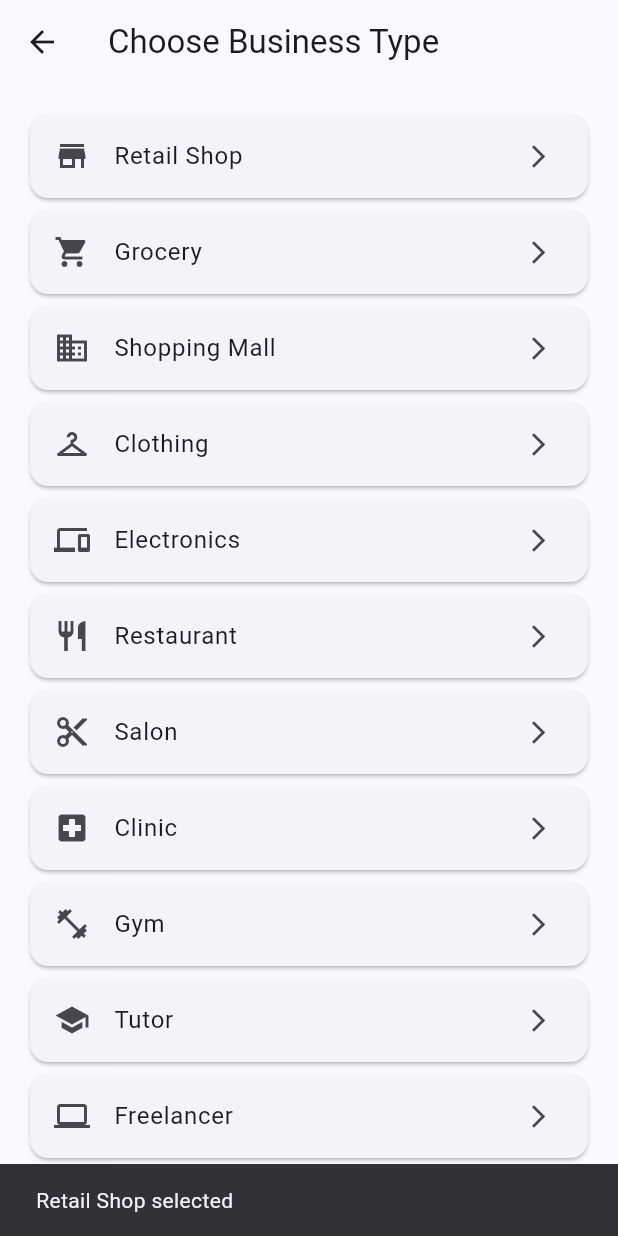
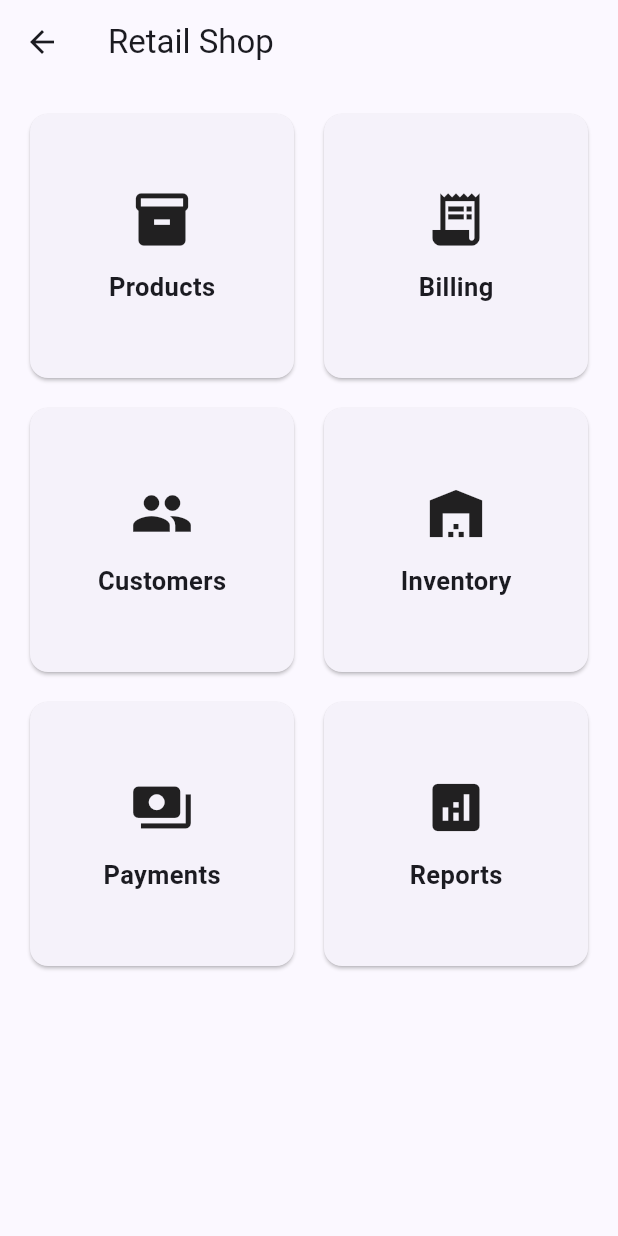
Before and after one commit to studen-coder/businesspilot, a Flutter app: the BusinessTypeScreen screen opened directly, after a tap on "Retail Shop", on a phone screen of 412 x 824 dp. Run offline on Flutter 3.47's test engine with Material 3 defaults, Android fonts, the phone set to English and light mode, and no system bars.

Commit message:
Update BusinessPilot app screens

```diff
--- a/lib/main.dart
+++ b/lib/main.dart
@@ -54,12 +54,13 @@ class WelcomeScreen extends StatelessWidget {
                 style: TextStyle(fontSize: 17),
               ),
               const SizedBox(height: 45),
+
               FilledButton(
                 onPressed: () {
                   Navigator.push(
                     context,
                     MaterialPageRoute(
-                      builder: (context) => const BusinessTypeScreen(),
+                      builder: (_) => const BusinessTypeScreen(),
                     ),
                   );
                 },
@@ -71,9 +72,18 @@ class WelcomeScreen extends StatelessWidget {
                   ),
                 ),
               ),
+
               const SizedBox(height: 14),
+
               OutlinedButton(
-                onPressed: () {},
+                onPressed: () {
+                  Navigator.push(
+                    context,
+                    MaterialPageRoute(
+                      builder: (_) => const LoginScreen(),
+                    ),
+                  );
+                },
                 child: const Padding(
                   padding: EdgeInsets.all(15),
                   child: Text(
@@ -107,6 +117,7 @@ class BusinessTypeScreen extends StatelessWidget {
       ('Gym', Icons.fitness_center),
       ('Tutor', Icons.school),
       ('Freelancer', Icons.laptop),
+      ('Service Business', Icons.handyman),
       ('Other Business', Icons.business_center),
     ];
 
@@ -121,17 +132,25 @@ class BusinessTypeScreen extends StatelessWidget {
           final business = businesses[index];
 
           return Card(
+            margin: const EdgeInsets.only(bottom: 10),
             child: ListTile(
-              leading: Icon(business.$2),
-              title: Text(business.$1),
-              trailing: const Icon(
-                Icons.arrow_forward_ios,
-                size: 18,
+              leading: CircleAvatar(
+                child: Icon(business.$2),
               ),
+              title: Text(
+                business.$1,
+                style: const TextStyle(
+                  fontWeight: FontWeight.w600,
+                ),
+              ),
+              trailing: const Icon(Icons.arrow_forward_ios),
               onTap: () {
-                ScaffoldMessenger.of(context).showSnackBar(
-                  SnackBar(
-                    content: Text('${business.$1} selected'),
+                Navigator.push(
+                  context,
+                  MaterialPageRoute(
+                    builder: (_) => BusinessDashboard(
+                      businessType: business.$1,
+                    ),
                   ),
                 );
               },
@@ -142,3 +161,168 @@ class BusinessTypeScreen extends StatelessWidget {
     );
   }
 }
+
+class LoginScreen extends StatelessWidget {
+  const LoginScreen({super.key});
+
+  @override
+  Widget build(BuildContext context) {
+    return Scaffold(
+      appBar: AppBar(
+        title: const Text('Login'),
+      ),
+      body: Padding(
+        padding: const EdgeInsets.all(24),
+        child: Column(
+          children: [
+            const SizedBox(height: 30),
+            const Icon(
+              Icons.lock_outline,
+              size: 70,
+            ),
+            const SizedBox(height: 30),
+
+            const TextField(
+              keyboardType: TextInputType.emailAddress,
+              decoration: InputDecoration(
+                labelText: 'Email or phone',
+                border: OutlineInputBorder(),
+                prefixIcon: Icon(Icons.person),
+              ),
+            ),
+
+            const SizedBox(height: 16),
+
+            const TextField(
+              obscureText: true,
+              decoration: InputDecoration(
+                labelText: 'Password',
+                border: OutlineInputBorder(),
+                prefixIcon: Icon(Icons.lock),
+              ),
+            ),
+
+            const SizedBox(height: 25),
+
+            SizedBox(
+              width: double.infinity,
+              child: FilledButton(
+                onPressed: () {
+                  Navigator.pushReplacement(
+                    context,
+                    MaterialPageRoute(
+                      builder: (_) => const BusinessTypeScreen(),
+                    ),
+                  );
+                },
+                child: const Padding(
+                  padding: EdgeInsets.all(15),
+                  child: Text(
+                    'Login',
+                    style: TextStyle(fontSize: 18),
+                  ),
+                ),
+              ),
+            ),
+
+            const SizedBox(height: 15),
+
+            TextButton(
+              onPressed: () {},
+              child: const Text('Forgot Password?'),
+            ),
+          ],
+        ),
+      ),
+    );
+  }
+}
+
+class BusinessDashboard extends StatelessWidget {
+  final String businessType;
+
+  const BusinessDashboard({
+    super.key,
+    required this.businessType,
+  });
+
+  @override
+  Widget build(BuildContext context) {
+    return Scaffold(
+      appBar: AppBar(
+        title: Text(businessType),
+      ),
+      body: GridView.count(
+        padding: const EdgeInsets.all(16),
+        crossAxisCount: 2,
+        crossAxisSpacing: 12,
+        mainAxisSpacing: 12,
+        children: [
+          _dashboardCard(
+            context,
+            'Products',
+            Icons.inventory_2,
+          ),
+          _dashboardCard(
+            context,
+            'Billing',
+            Icons.receipt_long,
+          ),
+          _dashboardCard(
+            context,
+            'Customers',
+            Icons.people,
+          ),
+          _dashboardCard(
+            context,
+            'Inventory',
+            Icons.warehouse,
+          ),
+          _dashboardCard(
+            context,
+            'Payments',
+            Icons.payments,
+          ),
+          _dashboardCard(
+            context,
+            'Reports',
+            Icons.analytics,
+          ),
+        ],
+      ),
+    );
+  }
+
+  Widget _dashboardCard(
+    BuildContext context,
+    String title,
+    IconData icon,
+  ) {
+    return Card(
+      child: InkWell(
+        borderRadius: BorderRadius.circular(12),
+        onTap: () {
+          ScaffoldMessenger.of(context).showSnackBar(
+            SnackBar(
+              content: Text('$title module selected'),
+            ),
+          );
+        },
+        child: Column(
+          mainAxisAlignment: MainAxisAlignment.center,
+          children: [
+            Icon(icon, size: 42),
+            const SizedBox(height: 12),
+            Text(
+              title,
+              style: const TextStyle(
+                fontSize: 17,
+                fontWeight: FontWeight.w600,
+              ),
+            ),
+          ],
+        ),
+      ),
+    );
+  }
+}
```
